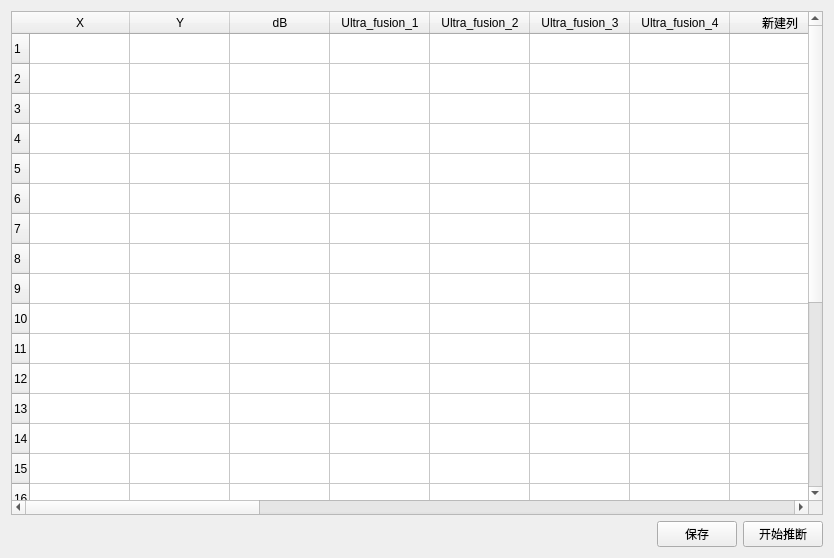
Before: the Qt Designer form form.ui in xiangxu05/MainforecastSystem, drawn with Qt 5.
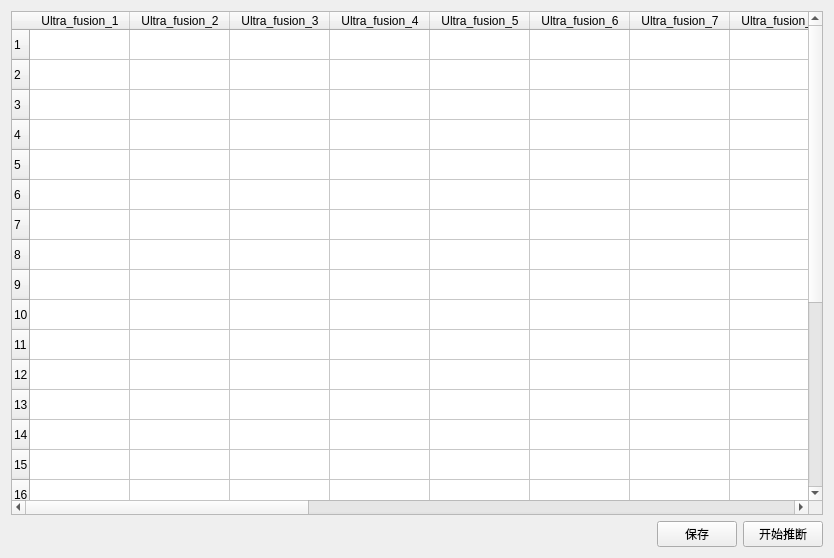
After: the same form once the commit is applied.

```diff
--- a/form.ui
+++ b/form.ui
@@ -41,21 +41,6 @@
      <row/>
      <row/>
      <row/>
-     <column>
-      <property name="text">
-       <string>X</string>
-      </property>
-     </column>
-     <column>
-      <property name="text">
-       <string>Y</string>
-      </property>
-     </column>
-     <column>
-      <property name="text">
-       <string>dB</string>
-      </property>
-     </column>
      <column>
       <property name="text">
        <string>Ultra_fusion_1</string>
@@ -76,11 +61,6 @@
        <string>Ultra_fusion_4</string>
       </property>
      </column>
-     <column>
-      <property name="text">
-       <string>新建列</string>
-      </property>
-     </column>
      <column>
       <property name="text">
        <string>Ultra_fusion_5</string>
```
Left out of the diff: 3 changed lines with no effect on the pictures.
